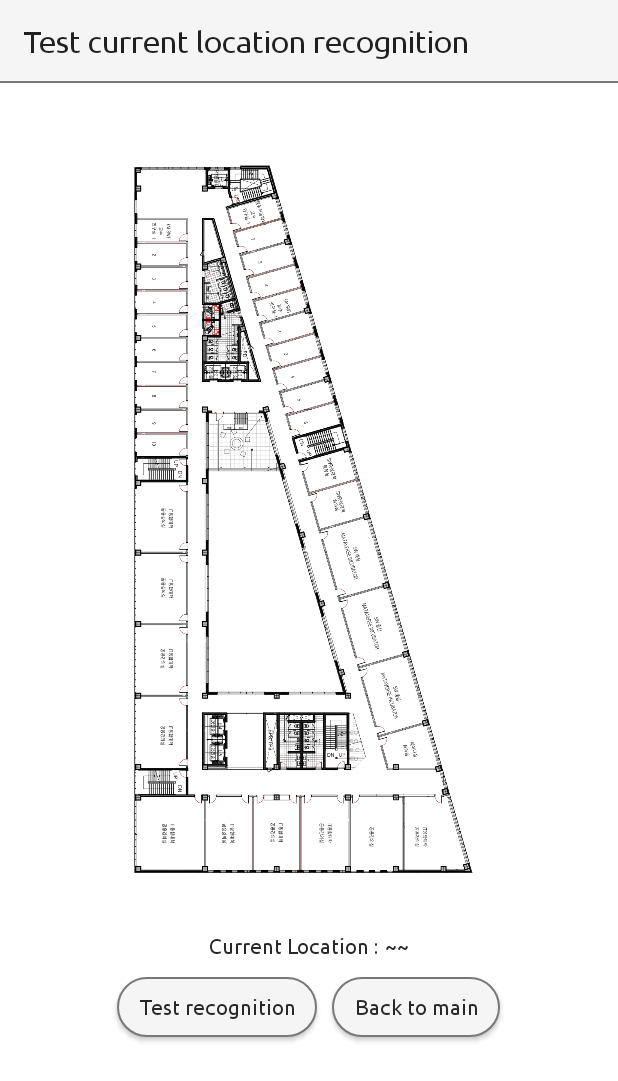
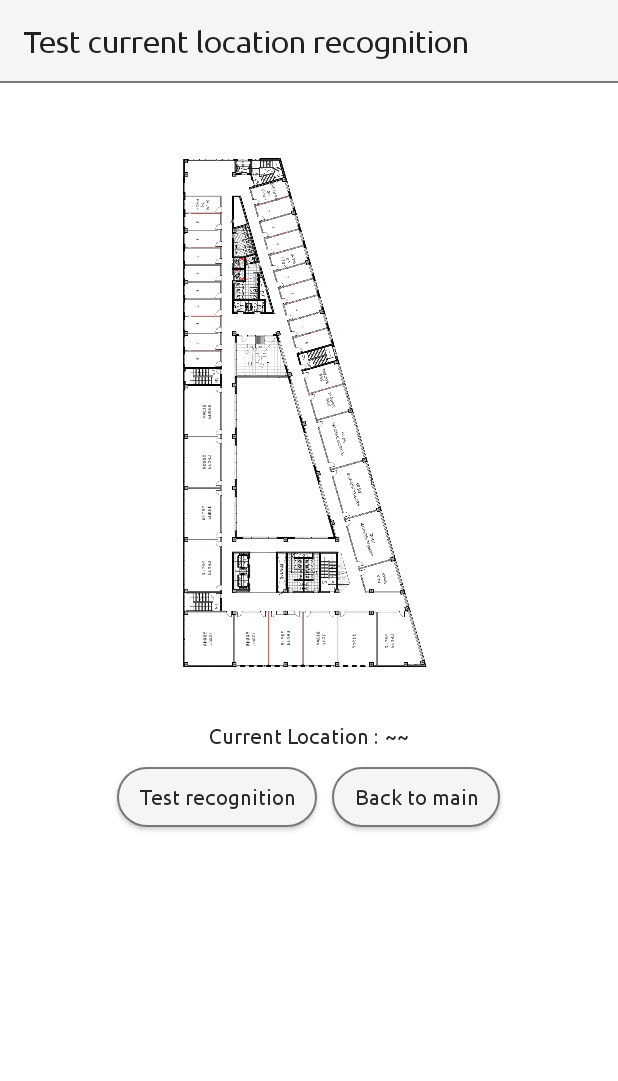
Before and after one commit to 23IoT-Team1/AdminAPP, an Android app: the TestActivity screen opened directly, with no data from a screen before it, on a phone screen of 412 x 824 dp. Shown: the top 1081 px of the screen. Run offline under Robolectric (Android 15) with nearby library versions, the phone set to English and light mode, and no system bars.

Commit message:
temporary UI modification - 죄송해요...

```diff
--- a/app/src/main/res/layout/activity_test.xml
+++ b/app/src/main/res/layout/activity_test.xml
@@ -25,7 +25,7 @@
         <ImageView
             android:id="@+id/imageView"
             android:layout_width="wrap_content"
-            android:layout_height="500dp"
+            android:layout_height="360dp"
             android:layout_marginTop="36dp"
             android:src="@drawable/floor4" />
 
```
